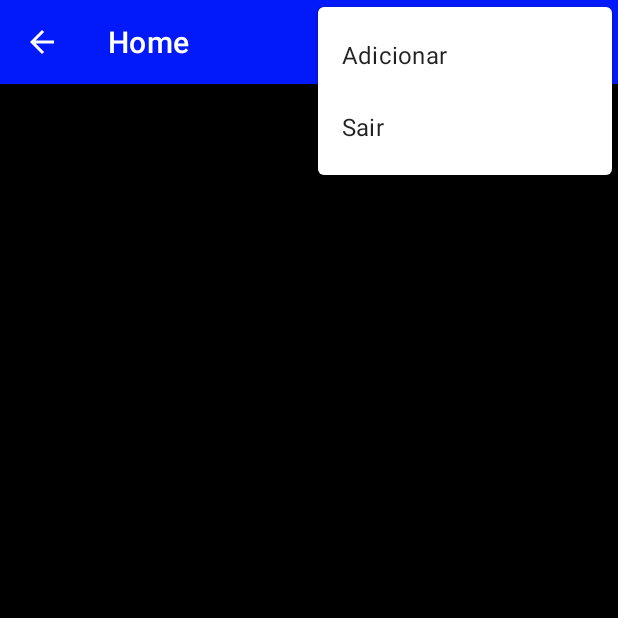
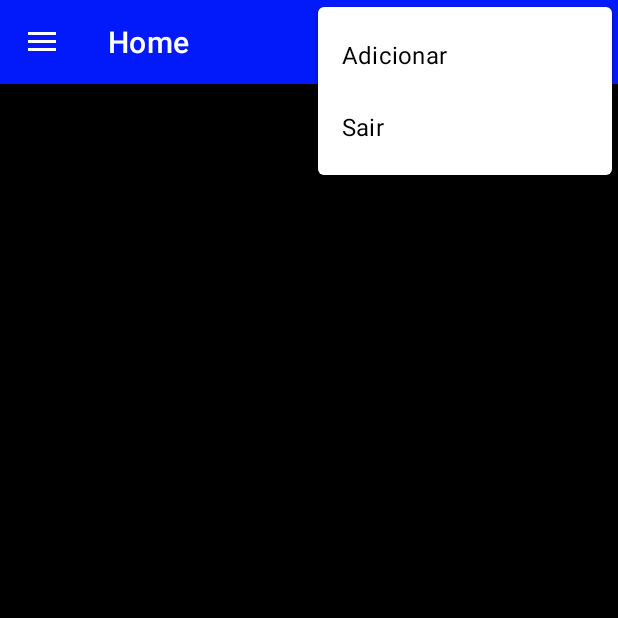
Before and after one commit to leiarafaela/des-mobile, an Android app: the HomeScreenActivity screen opened directly, with no data from a screen before it, with the options menu open, on a phone screen of 412 x 824 dp, the top half of it. Run offline under Robolectric (Android 15) with nearby library versions, the phone set to English and light mode, and no system bars.

Commit message:
navition drawer

```diff
--- a/app/src/main/AndroidManifest.xml
+++ b/app/src/main/AndroidManifest.xml
@@ -10,11 +10,15 @@
         android:supportsRtl="true"
         android:theme="@style/Theme.TheNulos">
         <activity
+            android:name=".AboutActivity"
+            android:exported="false" />
+        <activity
             android:name=".RegisterActivity"
             android:exported="false" />
         <activity
             android:name=".HomeScreenActivity"
-            android:exported="false" />
+            android:exported="false"
+            android:theme="@style/TheNulos.Toolbar" />
         <activity
             android:name=".DebugActivity"
             android:exported="false" />
--- a/app/src/main/java/br/com/mobile/thenulos/HomeScreenActivity.kt
+++ b/app/src/main/java/br/com/mobile/thenulos/HomeScreenActivity.kt
@@ -2,33 +2,66 @@ package br.com.mobile.thenulos
 
 import android.content.Context
 import android.content.Intent
+import android.graphics.drawable.GradientDrawable
 import android.os.Bundle
 import android.os.Handler
 import android.os.Looper
+import android.system.Os.close
 import android.view.Menu
 import android.view.MenuItem
 import android.view.View
 import android.widget.Toast
+import androidx.appcompat.app.ActionBarDrawerToggle
 import androidx.appcompat.widget.SearchView
+import androidx.core.view.GravityCompat
+import com.google.android.material.navigation.NavigationView
 import kotlinx.android.synthetic.main.activity_home_screen.*
 import kotlinx.android.synthetic.main.activity_register.*
 import kotlinx.android.synthetic.main.login.*
-import androidx.appcompat.app.AppCompatActivity
+import kotlinx.android.synthetic.main.toolbar.*
 
 
-class HomeScreenActivity : DebugActivity() {
-
+class HomeScreenActivity : DebugActivity(), NavigationView.OnNavigationItemSelectedListener{
     val contexto : Context get() = this
-
 
     override fun onCreate(savedInstanceState: Bundle?) {
         super.onCreate(savedInstanceState)
         setContentView(R.layout.activity_home_screen)
 
+        setSupportActionBar(toolbar)
         supportActionBar?.title = "Home"
         supportActionBar?.setDisplayHomeAsUpEnabled(true)
 
+        configuraMenuLateral()
     }
+    private fun configuraMenuLateral(){
+        val toogle = ActionBarDrawerToggle(
+            this, layoutMenuLateral, toolbar, R.string.open, R.string.close)
+        layoutMenuLateral.addDrawerListener(toogle)
+        toogle.syncState()
+
+        menu_lateral.setNavigationItemSelectedListener(this)
+    }
+    override fun onNavigationItemSelected(item: MenuItem): Boolean {
+            when(item.itemId){
+                R.id.nav_paises ->{
+                    Toast.makeText(this, "Países", Toast.LENGTH_SHORT).show()
+                }
+                R.id.nav_sobre ->{
+                    Toast.makeText(this, "Sobre", Toast.LENGTH_SHORT).show()
+                    val intent = Intent(this, AboutActivity::class.java)
+                    startActivity(intent)
+                }
+                R.id.nav_sair ->{
+                    Toast.makeText(this, "Sair", Toast.LENGTH_SHORT).show()
+                    val intent = Intent(this, MainActivity::class.java)
+                    startActivity(intent)
+                }
+            }
+        layoutMenuLateral.closeDrawer(GravityCompat.START)
+        return true
+    }
+
     override fun onCreateOptionsMenu(menu: Menu?): Boolean {
         menuInflater.inflate(R.menu.menu_main, menu)
         (menu?.findItem(R.id.action_buscar)?.actionView as SearchView).setOnQueryTextListener(object : SearchView.OnQueryTextListener {
@@ -43,24 +76,17 @@ class HomeScreenActivity : DebugActivity() {
                 Toast.makeText(contexto,  "Buscar: " + query, Toast.LENGTH_LONG).show()
                 return true
             }
-
         })
         return true
-
-//        return super.onCreateOptionsMenu(menu)
-
     }
 
     override fun onOptionsItemSelected(item: MenuItem): Boolean {
         val id = item.itemId
 
         if (id == R.id.action_buscar){
-
             Toast.makeText(this,  " Buscar", Toast.LENGTH_LONG).show()
-
-
         } else if (id == R.id.action_atualizar){
-            Toast.makeText(this, "Atualizar", Toast.LENGTH_SHORT).show()
+            Toast.makeText(this, "Atualizar...", Toast.LENGTH_SHORT).show()
             progressAtualizar.visibility = View.VISIBLE
             Handler(Looper.getMainLooper()).postDelayed(
                 {
@@ -71,12 +97,10 @@ class HomeScreenActivity : DebugActivity() {
             Toast.makeText(this, "Adicionar", Toast.LENGTH_SHORT).show()
             val intent = Intent(this, RegisterActivity::class.java)
             startActivity(intent)
-
         } else if (id == R.id.action_sair){
             Toast.makeText(this, "Sair", Toast.LENGTH_SHORT).show()
             val intent = Intent(this, MainActivity::class.java)
             startActivity(intent)
-
 
         } else if (id == android.R.id.home)
             finish()
--- a/app/src/main/java/br/com/mobile/thenulos/MainActivity.kt
+++ b/app/src/main/java/br/com/mobile/thenulos/MainActivity.kt
@@ -37,6 +37,7 @@ class MainActivity : DebugActivity() {
                 Toast.makeText(this, "Usuário ou senha incorretos", Toast.LENGTH_LONG).show()
             }
         }
+
         button_login.setOnClickListener{onClickLogin()}
 
     }
--- a/app/src/main/res/layout/activity_home_screen.xml
+++ b/app/src/main/res/layout/activity_home_screen.xml
@@ -1,12 +1,30 @@
 <?xml version="1.0" encoding="utf-8"?>
-<LinearLayout xmlns:android="http://schemas.android.com/apk/res/android"
+<androidx.drawerlayout.widget.DrawerLayout
+    xmlns:android="http://schemas.android.com/apk/res/android"
     xmlns:app="http://schemas.android.com/apk/res-auto"
-    xmlns:tools="http://schemas.android.com/tools"
-    android:background="@color/black"
+    android:id="@+id/layoutMenuLateral"
+    android:layout_width="match_parent"
+    android:layout_height="match_parent"
+    android:fitsSystemWindows="true">
+
+    <LinearLayout xmlns:tools="http://schemas.android.com/tools"
         android:orientation="vertical"
         android:layout_width="match_parent"
         android:layout_height="match_parent"
-    tools:context=".HomeScreenActivity">
+        tools:context=".HomeScreenActivity"
+        android:background="@color/black">
+
+        <include layout="@layout/toolbar"/>
+
+        <ScrollView
+            android:layout_width="match_parent"
+            android:layout_height="match_parent">
+
+            <LinearLayout
+                android:layout_width="match_parent"
+                android:layout_height="wrap_content"
+                android:orientation="vertical"
+                android:padding="16dp">
 
                 <ProgressBar
                     android:id="@+id/progressAtualizar"
@@ -15,7 +33,20 @@
                     android:textAlignment="center"
                     android:layout_marginTop="30dp"
                     android:layout_gravity="center"
-        android:visibility="gone"
-        />
+                    android:visibility="gone"/>
+            </LinearLayout>
+        </ScrollView>
+    </LinearLayout>
 
-</LinearLayout>
+    <com.google.android.material.navigation.NavigationView
+        android:id="@+id/menu_lateral"
+        android:layout_width="wrap_content"
+        android:layout_height="match_parent"
+        android:layout_gravity="start"
+        android:fitsSystemWindows="true"
+        app:headerLayout="@layout/menu_lateral_cabecalho"
+        app:menu="@menu/menu_lateral">
+
+    </com.google.android.material.navigation.NavigationView>
+
+</androidx.drawerlayout.widget.DrawerLayout>
--- a/app/src/main/res/layout/activity_register.xml
+++ b/app/src/main/res/layout/activity_register.xml
@@ -4,8 +4,7 @@
     xmlns:tools="http://schemas.android.com/tools"
     android:background="@color/black"
     android:layout_width="match_parent"
-    android:layout_height="match_parent"
-    tools:context=".RegisterActivity">
+    android:layout_height="match_parent">
 
     <TextView
         android:id="@+id/texto_cadastrar_pais"
@@ -21,7 +20,6 @@
         android:id="@+id/progressAtualizar2"
         android:layout_width="match_parent"
         android:layout_height="wrap_content"
-        android:textAlignment="center"
         android:layout_marginTop="30dp"
         android:layout_gravity="center"
         android:visibility="gone"
--- /dev/null
+++ b/app/src/main/res/menu/menu_lateral.xml
@@ -0,0 +1,18 @@
+<?xml version="1.0" encoding="utf-8"?>
+<menu xmlns:android="http://schemas.android.com/apk/res/android">
+    <group android:checkableBehavior="single">
+        <item
+            android:id="@+id/nav_paises"
+            android:icon="@android:drawable/ic_menu_mapmode"
+            android:title="@string/paises_nav"
+            android:checked="true"/>
+        <item
+            android:id="@+id/nav_sobre"
+            android:icon="@android:drawable/ic_menu_info_details"
+            android:title="@string/sobre_nav" />
+        <item
+            android:id="@+id/nav_sair"
+            android:icon="@android:drawable/ic_menu_close_clear_cancel"
+            android:title="@string/sair_nav"/>
+    </group>
+</menu>
--- a/app/src/main/res/menu/menu_main.xml
+++ b/app/src/main/res/menu/menu_main.xml
@@ -17,7 +17,6 @@
     <item
         android:id="@+id/action_adicionar"
         android:title="@string/action_adicionar"
-        app:showAsAction="never"
         />
     <item
         android:id="@+id/action_sair"
--- a/app/src/main/res/values/strings.xml
+++ b/app/src/main/res/values/strings.xml
@@ -10,4 +10,9 @@
     <string name="action_adicionar">Adicionar</string>
     <string name="action_sair">Sair</string>
     <string name="cadastro_paises_text">Cadastro de Países</string>
+    <string name="paises_nav">Países</string>
+    <string name="sobre_nav">Sobre</string>
+    <string name="sair_nav">Sair</string>
+    <string name="open">Abrir</string>
+    <string name="close">Fechar</string>
 </resources>
--- a/app/src/main/res/values/themes.xml
+++ b/app/src/main/res/values/themes.xml
@@ -13,4 +13,9 @@
         <item name="android:statusBarColor" tools:targetApi="l">?attr/colorPrimaryVariant</item>
         <!-- Customize your theme here. -->
     </style>
+    <style name="TheNulos.Toolbar" parent="Theme.TheNulos">
+        <item name="windowActionBar">false</item>
+        <item name="windowNoTitle">true</item>
+        <item name="android:textColor">@color/black</item>
+    </style>
 </resources>
--- a/build.gradle
+++ b/build.gradle
@@ -2,7 +2,7 @@
 plugins {
     id 'com.android.application' version '7.1.2' apply false
     id 'com.android.library' version '7.1.2' apply false
-    id 'org.jetbrains.kotlin.android' version '1.6.20' apply false
+    id 'org.jetbrains.kotlin.android' version '1.6.21' apply false
 }
 
 task clean(type: Delete) {
```
Also changed, not shown: app/src/main/java/br/com/mobile/thenulos/AboutActivity.kt (added, +26 -0 lines), app/src/main/java/br/com/mobile/thenulos/RegisterActivity.kt (+2 -36 lines), app/src/main/res/layout/activity_about.xml (added, +9 -0 lines), app/src/main/res/layout/menu_lateral_cabecalho.xml (added, +18 -0 lines). Lines whose indentation alone changed are shown as unchanged.
